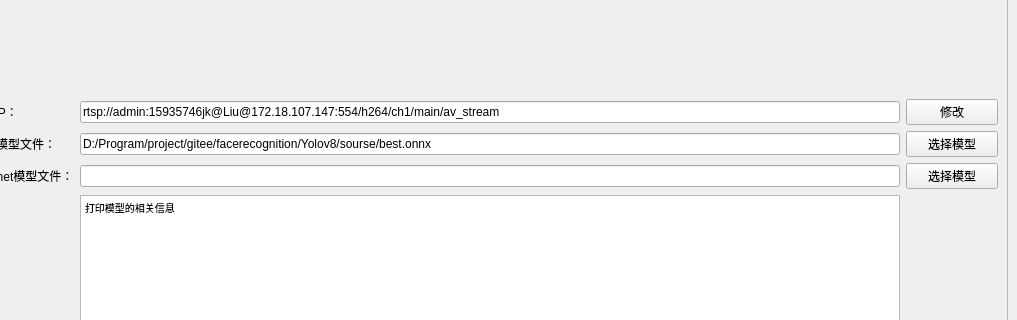
SweerItTer/facerecognition, file UI/mainwindow.ui: the form before one commit; both pictures show x 86 to 1103 and y 106 to 426 of the 1103 by 795 pixel window.
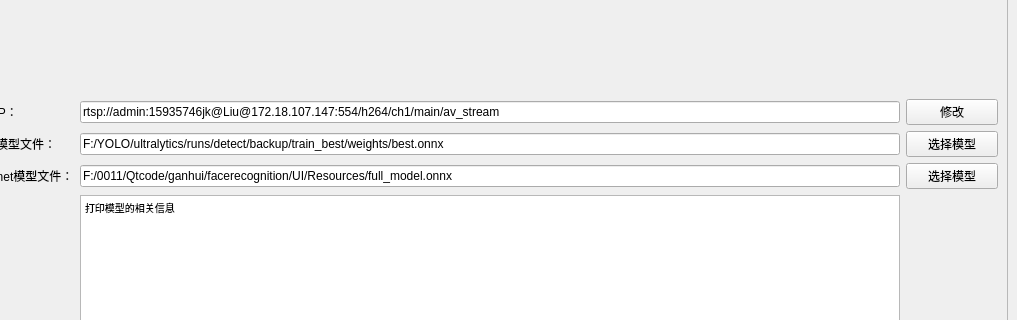
The form after the commit. Icons and pictures are not drawn. Custom widgets are drawn as their Qt base class.

Commit message: 小UI 使用opencv yolo

Diff of the .ui file:
```diff
--- a/UI/mainwindow.ui
+++ b/UI/mainwindow.ui
@@ -618,8 +618,8 @@
             <rect>
              <x>0</x>
              <y>0</y>
-             <width>1039</width>
-             <height>709</height>
+             <width>1040</width>
+             <height>714</height>
             </rect>
            </property>
            <layout class="QGridLayout" name="gridLayout_4">
@@ -673,7 +673,7 @@
             <item row="2" column="1">
              <widget class="QLineEdit" name="le_onnx">
               <property name="text">
-               <string>D:/Program/project/gitee/facerecognition/Yolov8/sourse/best.onnx</string>
+               <string>F:/YOLO/ultralytics/runs/detect/backup/train_best/weights/best.onnx</string>
               </property>
              </widget>
             </item>
@@ -692,7 +692,11 @@
              </widget>
             </item>
             <item row="3" column="1">
-             <widget class="QLineEdit" name="le_facenetonnx"/>
+             <widget class="QLineEdit" name="le_facenetonnx">
+              <property name="text">
+               <string>F:/0011/Qtcode/ganhui/facerecognition/UI/Resources/full_model.onnx</string>
+              </property>
+             </widget>
             </item>
             <item row="3" column="2">
              <widget class="QPushButton" name="but_facenetonnx">
```
The commit also changes 14 other files.
